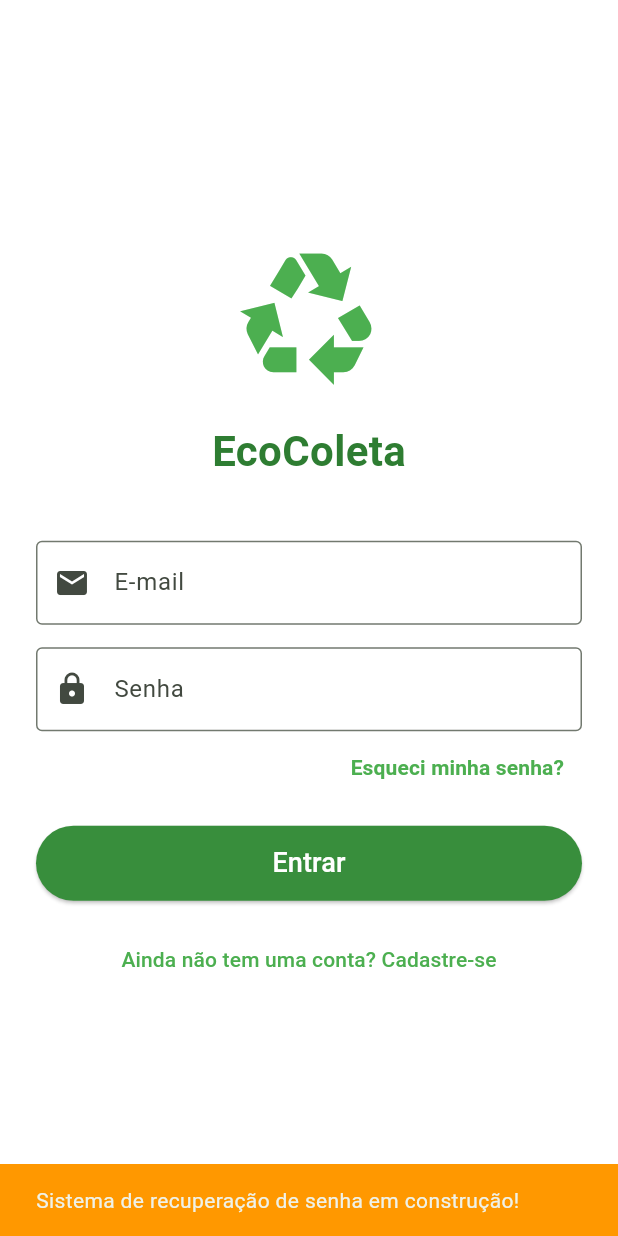
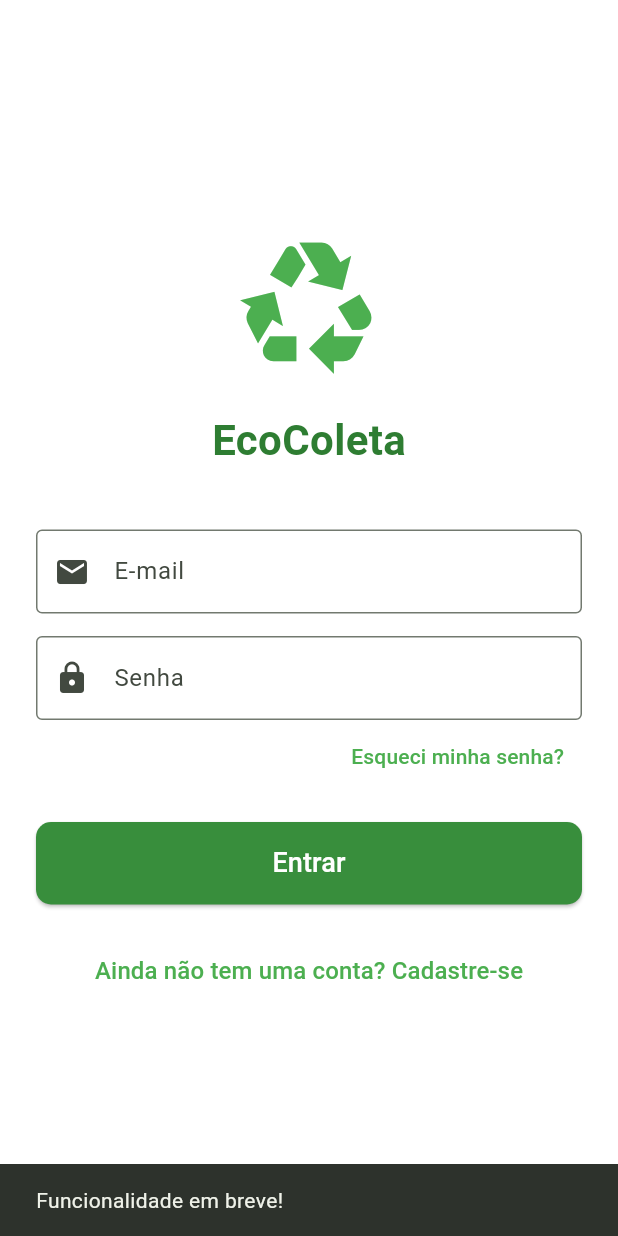
Before and after one commit to rafaellourenco10/ecocoleta_app, a Flutter app: the screen it shows after launch, after a tap on "Esqueci minha senha?", on a phone screen of 412 x 824 dp. Run offline on Flutter 3.47's test engine with Material 3 defaults, Android fonts, the phone set to English and light mode, and no system bars; network calls fail.

Commit message:
feat: implementado sistema de autenticação real e boas-vindas personalizado

```diff
--- a/lib/screens/tela_login.dart
+++ b/lib/screens/tela_login.dart
@@ -1,9 +1,84 @@
 import 'package:flutter/material.dart';
+import 'package:http/http.dart' as http;
+import 'dart:convert';
 import 'tela_inicial.dart';
 import 'tela_cadastro.dart';
 
-class TelaLogin extends StatelessWidget {
+class TelaLogin extends StatefulWidget {
   const TelaLogin({super.key});
+
+  @override
+  State<TelaLogin> createState() => _TelaLoginState();
+}
+
+class _TelaLoginState extends State<TelaLogin> {
+  // Controladores para capturar e-mail e senha
+  final _emailController = TextEditingController();
+  final _senhaController = TextEditingController();
+
+  // Variável para mostrar o ícone de carregamento no botão
+  bool _estaCarregando = false;
+
+  Future<void> realizarLogin() async {
+    // Inicia a animação de carregamento
+    setState(() {
+      _estaCarregando = true;
+    });
+
+    // URL da sua API no XAMPP (mantenha o seu IP atualizado)
+    var url = Uri.parse('http://192.168.237.64/ecocoleta/login.php');
+
+    try {
+      var resposta = await http.post(
+        url,
+        body: {'email': _emailController.text, 'senha': _senhaController.text},
+      );
+
+      // Decodifica a resposta JSON que vem do PHP
+      var dados = json.decode(resposta.body);
+
+      if (dados['status'] == 'sucesso') {
+        // Login realizado com sucesso!
+        if (!mounted) return;
+
+        // Extrai o nome do usuário do JSON para passar para a próxima tela
+        String nomeParaEnviar = dados['usuario']['nome'];
+
+        // Navega para a Tela Inicial passando o nome
+        Navigator.pushReplacement(
+          context,
+          MaterialPageRoute(
+            builder: (context) => TelaInicial(nomeUsuario: nomeParaEnviar),
+          ),
+        );
+      } else {
+        // Mostra o erro retornado pelo PHP (ex: "Senha incorreta")
+        if (!mounted) return;
+        ScaffoldMessenger.of(context).showSnackBar(
+          SnackBar(
+            content: Text(dados['mensagem']),
+            backgroundColor: Colors.red,
+          ),
+        );
+      }
+    } catch (e) {
+      // Caso o servidor esteja desligado ou o IP mude
+      if (!mounted) return;
+      ScaffoldMessenger.of(context).showSnackBar(
+        const SnackBar(
+          content: Text('Erro de conexão. Verifique o servidor XAMPP.'),
+          backgroundColor: Colors.red,
+        ),
+      );
+    } finally {
+      // Para a animação de carregamento, dando erro ou sucesso
+      if (mounted) {
+        setState(() {
+          _estaCarregando = false;
+        });
+      }
+    }
+  }
 
   @override
   Widget build(BuildContext context) {
@@ -27,8 +102,11 @@ class TelaLogin extends StatelessWidget {
               ),
               const SizedBox(height: 40),
 
-              const TextField(
-                decoration: InputDecoration(
+              // Campo de E-mail
+              TextField(
+                controller: _emailController,
+                keyboardType: TextInputType.emailAddress,
+                decoration: const InputDecoration(
                   labelText: 'E-mail',
                   border: OutlineInputBorder(),
                   prefixIcon: Icon(Icons.email),
@@ -36,63 +114,56 @@ class TelaLogin extends StatelessWidget {
               ),
               const SizedBox(height: 15),
 
-              const TextField(
+              // Campo de Senha
+              TextField(
+                controller: _senhaController,
                 obscureText: true,
-                decoration: InputDecoration(
+                decoration: const InputDecoration(
                   labelText: 'Senha',
                   border: OutlineInputBorder(),
                   prefixIcon: Icon(Icons.lock),
                 ),
               ),
 
-              // --- NOVO: BOTÃO ESQUECI MINHA SENHA ---
+              // Botão Esqueci minha senha
               Align(
                 alignment: Alignment.centerRight,
                 child: TextButton(
                   onPressed: () {
-                    // Aviso temporário até criarmos o sistema de e-mail no PHP
                     ScaffoldMessenger.of(context).showSnackBar(
-                      const SnackBar(
-                        content: Text(
-                          'Sistema de recuperação de senha em construção!',
-                        ),
-                        backgroundColor: Colors.orange,
-                      ),
+                      const SnackBar(content: Text('Funcionalidade em breve!')),
                     );
                   },
                   child: const Text(
                     'Esqueci minha senha?',
-                    style: TextStyle(
-                      color: Colors.green,
-                      fontWeight: FontWeight.bold,
-                    ),
+                    style: TextStyle(color: Colors.green),
                   ),
                 ),
               ),
 
-              // ---------------------------------------
-              const SizedBox(height: 15),
+              const SizedBox(height: 20),
 
+              // Botão Entrar
               ElevatedButton(
                 style: ElevatedButton.styleFrom(
                   backgroundColor: Colors.green[700],
-                  minimumSize: const Size(double.infinity, 50),
+                  minimumSize: const Size(double.infinity, 55),
+                  shape: RoundedRectangleBorder(
+                    borderRadius: BorderRadius.circular(10),
+                  ),
                 ),
-                onPressed: () {
-                  Navigator.pushReplacement(
-                    context,
-                    MaterialPageRoute(
-                      builder: (context) => const TelaInicial(),
-                    ),
-                  );
-                },
-                child: const Text(
-                  'Entrar',
-                  style: TextStyle(color: Colors.white, fontSize: 18),
-                ),
+                onPressed: _estaCarregando ? null : realizarLogin,
+                child: _estaCarregando
+                    ? const CircularProgressIndicator(color: Colors.white)
+                    : const Text(
+                        'Entrar',
+                        style: TextStyle(color: Colors.white, fontSize: 18),
+                      ),
               ),
-              const SizedBox(height: 15),
 
+              const SizedBox(height: 20),
+
+              // Botão para Ir para o Cadastro
               TextButton(
                 onPressed: () {
                   Navigator.push(
@@ -104,7 +175,7 @@ class TelaLogin extends StatelessWidget {
                 },
                 child: const Text(
                   'Ainda não tem uma conta? Cadastre-se',
-                  style: TextStyle(color: Colors.green),
+                  style: TextStyle(color: Colors.green, fontSize: 16),
                 ),
               ),
             ],
```
Also changed, not shown: lib/screens/tela_inicial.dart (+67 -13 lines).
